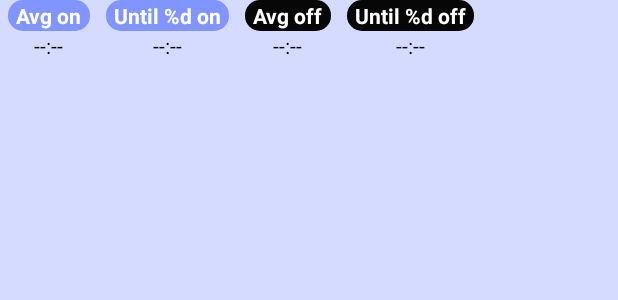
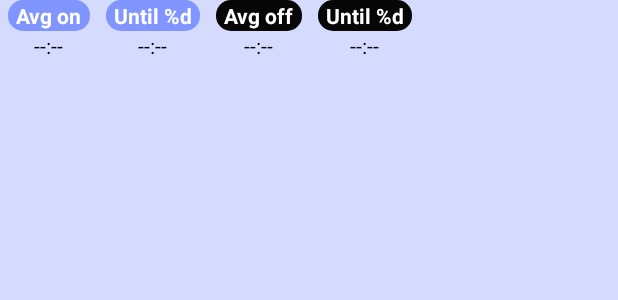
Before and after one commit to GmacSpm/MDT-Battery, an Android app: the layout notification_custom.xml on its own in the app's theme, with its tools: preview values and no code run, on a phone screen of 412 x 824 dp. Shown: the top 300 px of the screen. Run offline under Robolectric (Android 15) with nearby library versions, the phone set to English and light mode, and no system bars.

Commit message:
Simplified texts

```diff
--- a/app/src/main/res/values/strings.xml
+++ b/app/src/main/res/values/strings.xml
@@ -40,9 +40,9 @@
     <string name="temperature_unit" translatable="false">°C</string>
     <string name="sample_item_discharge" translatable="false">80%</string>
     <string name="notification_average_on">Avg on</string>
-    <string name="notification_target_on">Until %d on</string>
+    <string name="notification_target_on">Until %d</string>
     <string name="notification_avg_off">Avg off</string>
-    <string name="notification_target_off">Until %d off</string>
+    <string name="notification_target_off">Until %d</string>
     <string name="bottom_nav_meter">Mah</string>
     <string name="bottom_nav_general">Use</string>
     <string name="bottom_nav_list">List</string>
```
Also changed, not shown: 1 other file.
